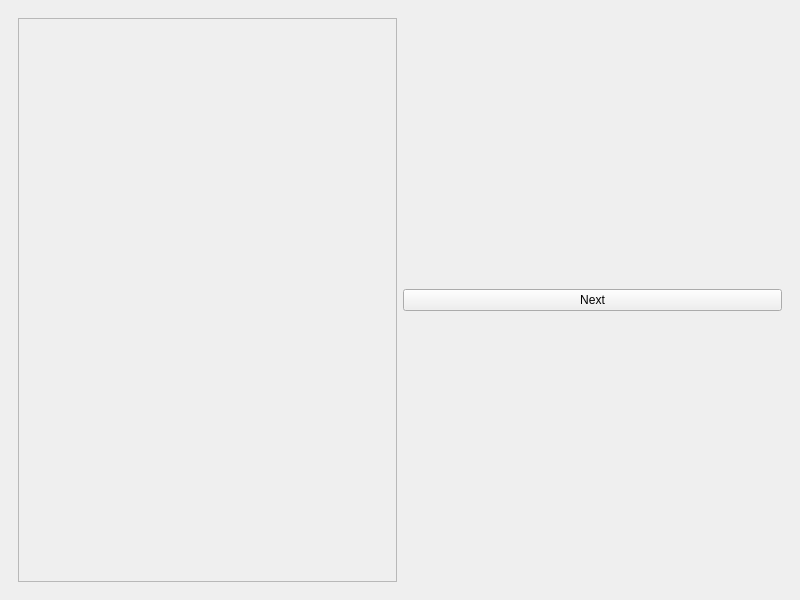
First picture: the form in mainwindow.ui, repository yoms/projetcppiupisi, before the edit.
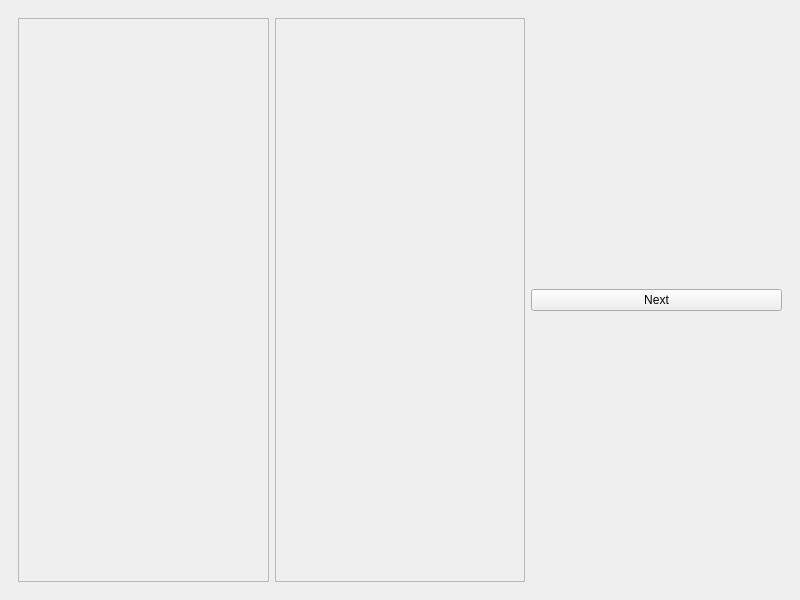
Second picture: the form after the edit.

Patch:
```diff
--- a/mainwindow.ui
+++ b/mainwindow.ui
@@ -33,6 +33,21 @@
          </layout>
         </widget>
        </item>
+       <item>
+        <widget class="QFrame" name="frame_2">
+         <property name="frameShape">
+          <enum>QFrame::StyledPanel</enum>
+         </property>
+         <property name="frameShadow">
+          <enum>QFrame::Raised</enum>
+         </property>
+         <layout class="QHBoxLayout" name="horizontalLayout_4">
+          <item>
+           <layout class="QGridLayout" name="gridLayout_2"/>
+          </item>
+         </layout>
+        </widget>
+       </item>
        <item>
         <widget class="QPushButton" name="pushButton">
          <property name="text">
```
